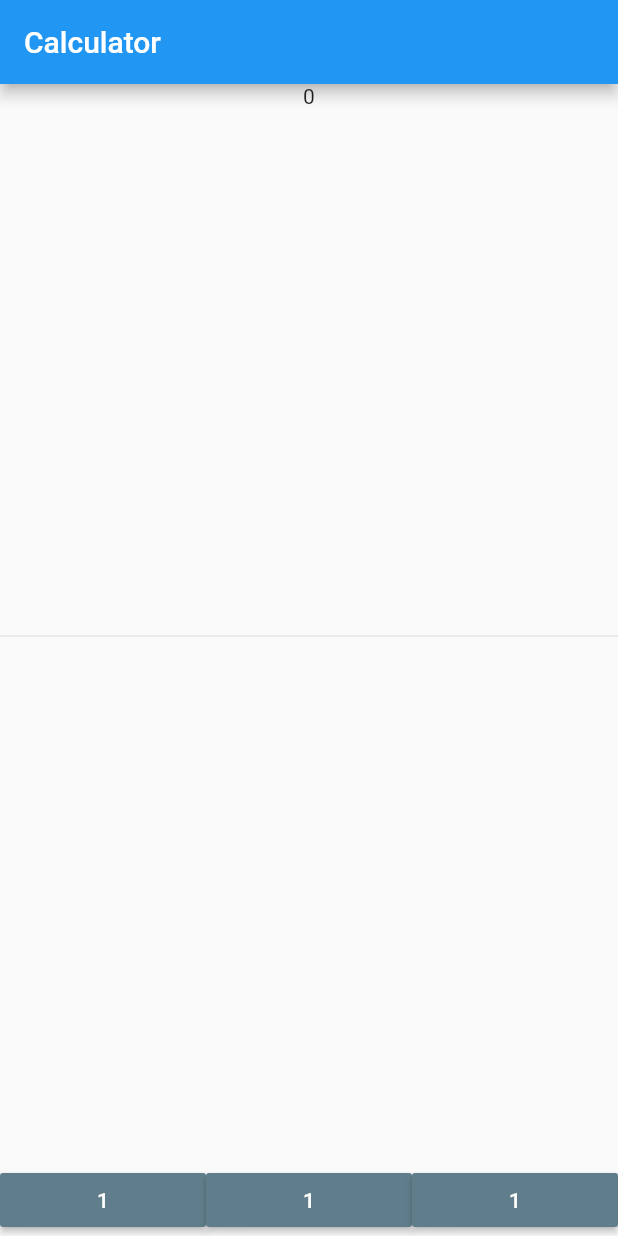
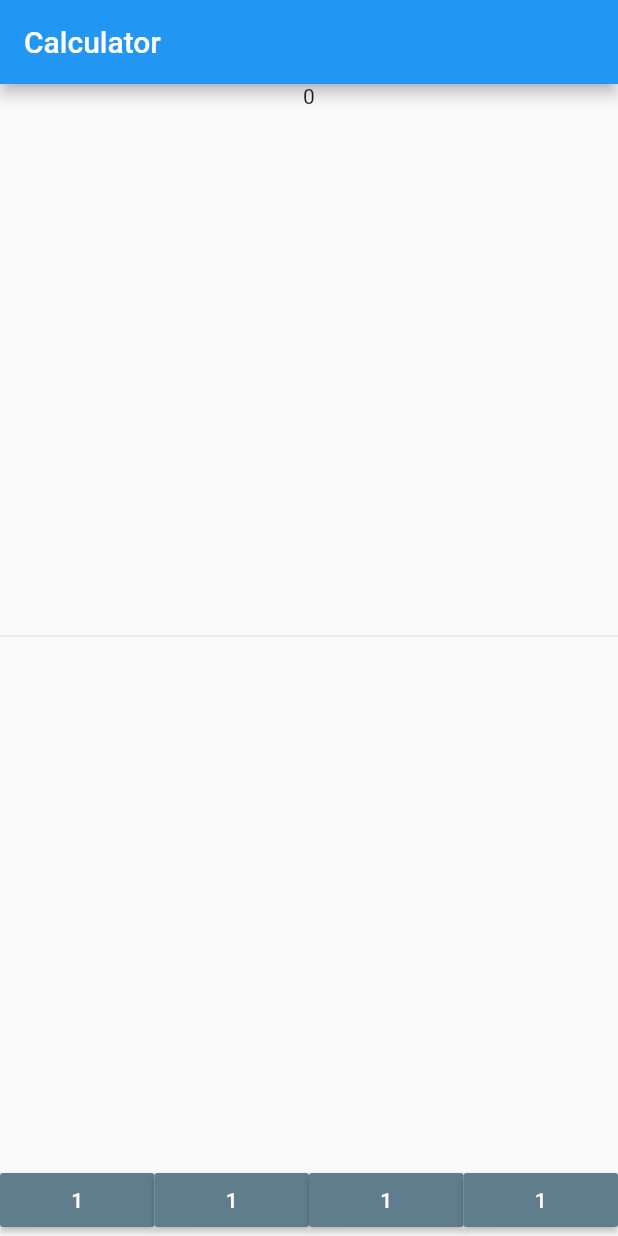
Before and after one commit to kurokawayuki28/flutterAppYolo, a Flutter app: the screen it shows after launch, on a phone screen of 412 x 824 dp. Run offline on Flutter 3.47's test engine with Material 2 defaults, Android fonts, the phone set to English and light mode, and no system bars.

Commit message:
Update 5

```diff
--- a/lib/main.dart
+++ b/lib/main.dart
@@ -25,6 +25,20 @@ class MyHomePage extends StatefulWidget {
 }
 
 class _MyHomePageState extends State<MyHomePage> {
+
+  Widget buildButton(){
+                  return  new Expanded (
+                      child: new MaterialButton(
+                      child: new Text("1"),
+                      onPressed: () => {},
+                      color: Colors.blueGrey,
+                      textColor: Colors.white,
+                    ),
+                );
+  }
+
+
+
   @override
   Widget build(BuildContext context) {
     return new Scaffold(
@@ -41,32 +55,10 @@ class _MyHomePageState extends State<MyHomePage> {
 
             new Row(
               children: [
-                new Expanded (
-                      child: new MaterialButton(
-                      child: new Text("1"),
-                      onPressed: () => {},
-                      color: Colors.blueGrey,
-                      textColor: Colors.white,
-                    ),
-                ),
-
-                                new Expanded (
-                      child: new MaterialButton(
-                      child: new Text("1"),
-                      onPressed: () => {},
-                      color: Colors.blueGrey,
-                      textColor: Colors.white,
-                    ),
-                ),
-
-                                new Expanded (
-                      child: new MaterialButton(
-                      child: new Text("1"),
-                      onPressed: () => {},
-                      color: Colors.blueGrey,
-                      textColor: Colors.white,
-                    ),
-                ),
+                buildButton(),
+                buildButton(),
+                buildButton(),
+                buildButton()
               ],
             )
           ])
```
Also changed, not shown: 1 other file.
